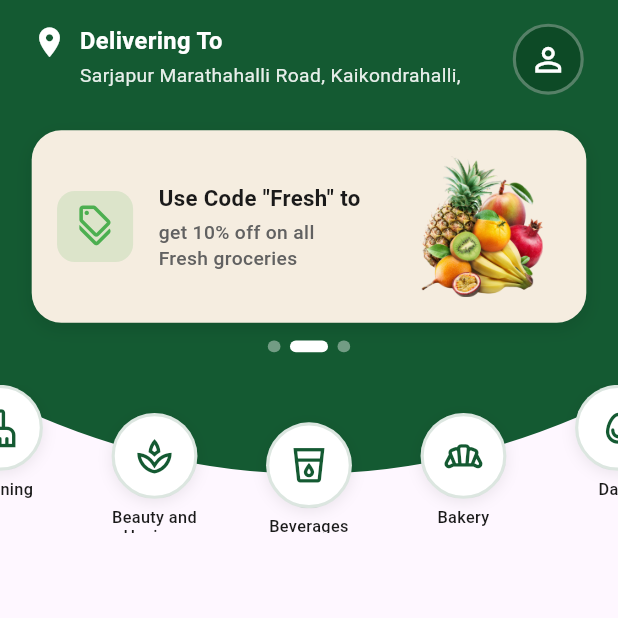
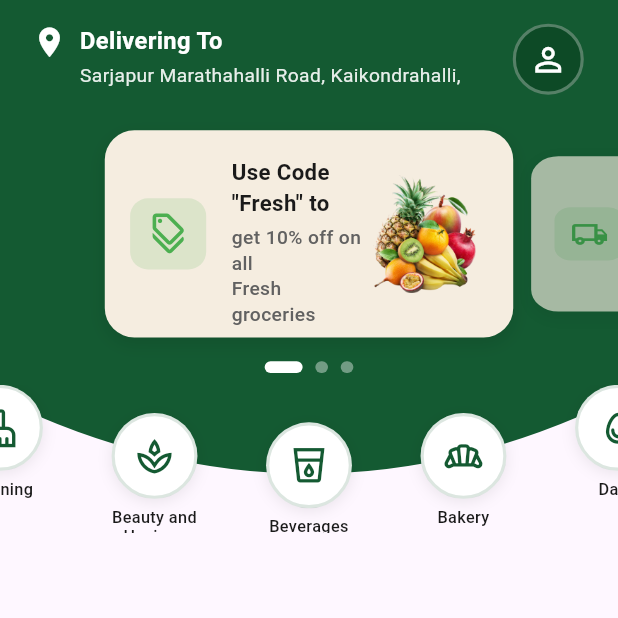
Before and after one commit to Abin56/iMart-Custmor-Application, a Flutter app: the screen it shows after launch, on a phone screen of 412 x 824 dp, the top half of it. Run offline on Flutter 3.47's test engine with Material 3 defaults, Android fonts, the phone set to English and light mode, and no system bars; our stand-ins replace cached_network_image, connectivity_plus, cookie_jar, dio, dio_cookie_manager, equatable and 20 more; missing offline and left inert: razorpay_flutter; accounts and stored records are empty; generated files the repository leaves out were written again.

Commit message:
first commit

```diff
--- a/lib/features/home/presentation/widgets/home_top_section_ui.dart
+++ b/lib/features/home/presentation/widgets/home_top_section_ui.dart
@@ -27,13 +27,10 @@ class HomeTopSectionUI extends StatelessWidget {
             // Layer 1: Green curved background
             _buildGreenBackground(),
 
-            // Layer 2: White curved section (creates wave effect)
-           //_buildWhiteCurvedBottom(),
-
-            // Layer 3: Content on green background
+            // Layer 2: Content on green background
             _buildTopContent(context),
 
-            // Layer 4: Category icons (overlapping green & white)
+            // Layer 3: Category icons (overlapping green & white)
             _buildCategoryIcons(),
           ],
         ),
@@ -52,22 +49,6 @@ class HomeTopSectionUI extends StatelessWidget {
     );
   }
 
-  /// White curved section at bottom (creates wave overlap effect)
-  Widget _buildWhiteCurvedBottom() {
-    return Positioned(
-      bottom: 0,
-      left: 0,
-      right: 0,
-      child: ClipPath(
-        clipper: _WhiteCurvedClipper(),
-        child: Container(
-          height: 120.h,
-          color: Colors.white,
-        ),
-      ),
-    );
-  }
-
   /// Top content (header, promo, indicator)
   Widget _buildTopContent(BuildContext context) {
     return Positioned(
@@ -81,9 +62,7 @@ class HomeTopSectionUI extends StatelessWidget {
             SizedBox(height: 16.h),
             _HeaderRow(),
             SizedBox(height: 24.h),
-            _PromoCard(),
-            SizedBox(height: 12.h),
-            _SliderIndicator(),
+            _PromoCardWithIndicator(),
           ],
         ),
       ),
@@ -113,11 +92,7 @@ class _HeaderRow extends StatelessWidget {
         crossAxisAlignment: CrossAxisAlignment.start,
         children: [
           // Location icon
-          Icon(
-            Icons.location_on,
-            color: Colors.white,
-            size: 24.sp,
-          ),
+          Icon(Icons.location_on, color: Colors.white, size: 24.sp),
           SizedBox(width: 8.w),
           // Address column
           Expanded(
@@ -159,11 +134,7 @@ class _HeaderRow extends StatelessWidget {
                 width: 2.w,
               ),
             ),
-            child: Icon(
-              Icons.person_outline,
-              color: Colors.white,
-              size: 26.sp,
-            ),
+            child: Icon(Icons.person_outline, color: Colors.white, size: 26.sp),
           ),
         ],
       ),
@@ -171,16 +142,117 @@ class _HeaderRow extends StatelessWidget {
   }
 }
 
-/// Promotional banner card
-class _PromoCard extends StatelessWidget {
+/// Promotional banner card with indicators combined
+class _PromoCardWithIndicator extends StatefulWidget {
+  @override
+  State<_PromoCardWithIndicator> createState() =>
+      _PromoCardWithIndicatorState();
+}
+
+class _PromoCardWithIndicatorState extends State<_PromoCardWithIndicator> {
+  late PageController _pageController;
+  double _currentPage = 0.0;
+
+  final List<_PromoBannerData> _banners = const [
+    _PromoBannerData(
+      title: 'Use Code "Fresh" to',
+      subtitle: 'get 10% off on all\nFresh groceries',
+      iconData: Icons.discount_outlined,
+      imagePath: 'assets/images/fruits.png',
+    ),
+    _PromoBannerData(
+      title: 'Free Delivery',
+      subtitle: 'on orders above\n₹299',
+      iconData: Icons.local_shipping_outlined,
+      imagePath: 'assets/images/trolley.png',
+    ),
+    _PromoBannerData(
+      title: 'Fresh Vegetables',
+      subtitle: 'Daily farm fresh\ndelivery',
+      iconData: Icons.eco_outlined,
+      imagePath: 'assets/images/fruits.png',
+    ),
+  ];
+
+  @override
+  void initState() {
+    super.initState();
+    _pageController = PageController(viewportFraction: 0.72);
+    _pageController.addListener(() {
+      setState(() {
+        _currentPage = _pageController.page ?? 0.0;
+      });
+    });
+  }
+
+  @override
+  void dispose() {
+    _pageController.dispose();
+    super.dispose();
+  }
+
   @override
   Widget build(BuildContext context) {
+    return Column(
+      children: [
+        SizedBox(
+          height: 140.h,
+          child: Padding(
+            padding: EdgeInsets.symmetric(horizontal: 16.w),
+
+            child: PageView.builder(
+              controller: _pageController,
+              itemCount: _banners.length,
+              clipBehavior: Clip.none,
+              itemBuilder: (context, index) {
+               final distance = (index - _currentPage).abs();
+                final scaleX = 1.0 - (distance * 0.08);
+                final scaleY = 1.0 - (distance * 0.25);
+                final opacity = (1.0 - distance * 0.35).clamp(0.6, 1.0);
+
+                return Transform.translate(
+                  offset: Offset((index - _currentPage) * 1.w, 0),
+                  child: Transform(
+                    alignment: Alignment.center,
+                    transform: Matrix4.diagonal3Values(scaleX, scaleY, 1.0),
+                    child: Opacity(
+                      opacity: opacity,
+                      child: _buildBanner(_banners[index]),
+                    ),
+                  ),
+                );
+              },
+            ),
+          ),
+        ),
+        SizedBox(height: 16.h),
+        Row(
+          mainAxisAlignment: MainAxisAlignment.center,
+          children: List.generate(_banners.length, (index) {
+            final isActive = _currentPage.round() == index;
+            return AnimatedContainer(
+              duration: const Duration(milliseconds: 300),
+              margin: EdgeInsets.symmetric(horizontal: 4.w),
+              width: isActive ? 24.w : 8.w,
+              height: 8.h,
+              decoration: BoxDecoration(
+                color: isActive
+                    ? Colors.white
+                    : Colors.white.withValues(alpha: 0.4),
+                borderRadius: BorderRadius.circular(4.r),
+              ),
+            );
+          }),
+        ),
+      ],
+    );
+  }
+
+  Widget _buildBanner(_PromoBannerData banner) {
     return Container(
-      margin: EdgeInsets.symmetric(horizontal: 20.w),
-      height: 130.h,
       padding: EdgeInsets.all(16.w),
       decoration: BoxDecoration(
-        color: const Color(0xFFF5EDE0), // Light cream/beige
+        color: const Color(0xFFF5EDE0),
         borderRadius: BorderRadius.circular(20.r),
         boxShadow: [
           BoxShadow(
@@ -192,7 +264,6 @@ class _PromoCard extends StatelessWidget {
       ),
       child: Row(
         children: [
-          // Left icon
           Container(
             width: 48.w,
             height: 48.h,
@@ -201,20 +272,19 @@ class _PromoCard extends StatelessWidget {
               borderRadius: BorderRadius.circular(12.r),
             ),
             child: Icon(
-              Icons.discount_outlined,
+              banner.iconData,
               color: const Color(0xFF4CAF50),
               size: 28.sp,
             ),
           ),
           SizedBox(width: 16.w),
-          // Promo text
           Expanded(
             child: Column(
               crossAxisAlignment: CrossAxisAlignment.start,
               mainAxisAlignment: MainAxisAlignment.center,
               children: [
                 Text(
-                  'Use Code "Fresh" to',
+                  banner.title,
                   style: TextStyle(
                     color: const Color(0xFF1A1A1A),
                     fontSize: 15.sp,
@@ -223,7 +293,7 @@ class _PromoCard extends StatelessWidget {
                 ),
                 SizedBox(height: 4.h),
                 Text(
-                  'get 10% off on all\nFresh groceries',
+                  banner.subtitle,
                   style: TextStyle(
                     color: Colors.grey.shade700,
                     fontSize: 13.sp,
@@ -234,17 +304,16 @@ class _PromoCard extends StatelessWidget {
               ],
             ),
           ),
-          // Right image
           Container(
-            width: 100.w,
-            height: 100.h,
+            width: 80.w,
+            height: 80.h,
             decoration: BoxDecoration(
               borderRadius: BorderRadius.circular(12.r),
             ),
             child: ClipRRect(
               borderRadius: BorderRadius.circular(12.r),
               child: Image.asset(
-                'assets/images/fruits.png',
+                banner.imagePath,
                 fit: BoxFit.contain,
                 errorBuilder: (context, error, stackTrace) {
                   return Container(
@@ -254,7 +323,7 @@ class _PromoCard extends StatelessWidget {
                     ),
                     child: Icon(
                       Icons.shopping_basket,
-                      size: 48.sp,
+                      size: 40.sp,
                       color: const Color(0xFF4CAF50),
                     ),
                   );
@@ -268,41 +337,19 @@ class _PromoCard extends StatelessWidget {
   }
 }
 
-/// Slider indicator dots
-class _SliderIndicator extends StatelessWidget {
-  @override
-  Widget build(BuildContext context) {
-    return Row(
-      mainAxisAlignment: MainAxisAlignment.center,
-      children: [
-        const _Dot(isActive: false),
-        SizedBox(width: 6.w),
-        const _Dot(isActive: true), // Active (center dot)
-        SizedBox(width: 6.w),
-        const _Dot(isActive: false),
-      ],
-    );
-  }
-}
+/// Promo banner data model
+class _PromoBannerData {
+  final String title;
+  final String subtitle;
+  final IconData iconData;
+  final String imagePath;
 
-/// Single indicator dot
-class _Dot extends StatelessWidget {
-  final bool isActive;
-
-  const _Dot({required this.isActive});
-
-  @override
-  Widget build(BuildContext context) {
-    return AnimatedContainer(
-      duration: const Duration(milliseconds: 300),
-      width: isActive ? 24.w : 8.w,
-      height: 8.h,
-      decoration: BoxDecoration(
-        color: isActive ? Colors.white : Colors.white.withValues(alpha: 0.4),
-        borderRadius: BorderRadius.circular(4.r),
-      ),
-    );
-  }
+  const _PromoBannerData({
+    required this.title,
+    required this.subtitle,
+    required this.iconData,
+    required this.imagePath,
+  });
 }
 
 /// Category carousel with rotary dial animation
@@ -362,7 +409,10 @@ class _CategoryCarouselState extends State<_CategoryCarousel>
 
     // Animate through categories - stop at a balanced middle position
     // Instead of going to the last icon, stop at index 4-5 for better balance
-    final double targetPosition = (_categories.length / 2) * _pageController.position.viewportDimension * 0.25;
+    final double targetPosition =
+        (_categories.length / 2) *
+        _pageController.position.viewportDimension *
+        0.25;
 
     await _pageController.animateTo(
       targetPosition,
@@ -401,7 +451,9 @@ class _CategoryCarouselState extends State<_CategoryCarousel>
       child: PageView.builder(
         controller: _pageController,
         itemCount: _categories.length,
-        physics: _autoRotating ? const NeverScrollableScrollPhysics() : const BouncingScrollPhysics(),
+        physics: _autoRotating
+            ? const NeverScrollableScrollPhysics()
+            : const BouncingScrollPhysics(),
         itemBuilder: (context, index) {
           return _buildCategoryIcon(index);
         },
@@ -447,8 +499,10 @@ class _CategoryCarouselState extends State<_CategoryCarousel>
     // difference 0 (center) → offset = +25 (push down into the dip)
     // difference 2+ (edges) → offset = 0 (stay at baseline)
     final double normalizedDiff = (difference / 2.0).clamp(0.0, 1.0);
-    final double curveValue = normalizedDiff * normalizedDiff; // x² gives parabolic shape
-    final double offset = curveDepth * (1 - curveValue); // Positive for center, 0 for edges
+    final double curveValue =
+        normalizedDiff * normalizedDiff; // x² gives parabolic shape
+    final double offset =
+        curveDepth * (1 - curveValue); // Positive for center, 0 for edges
 
     return offset;
   }
@@ -459,10 +513,7 @@ class CategoryData {
   final IconData icon;
   final String label;
 
-  const CategoryData({
-    required this.icon,
-    required this.label,
-  });
+  const CategoryData({required this.icon, required this.label});
 }
 
 /// Single category item
@@ -470,10 +521,7 @@ class _CategoryItem extends StatelessWidget {
   final IconData icon;
   final String label;
 
-  const _CategoryItem({
-    required this.icon,
-    required this.label,
-  });
+  const _CategoryItem({required this.icon, required this.label});
 
   @override
   Widget build(BuildContext context) {
@@ -499,11 +547,7 @@ class _CategoryItem extends StatelessWidget {
               ),
             ],
           ),
-          child: Icon(
-            icon,
-            color: const Color(0xFF145A32),
-            size: 28.sp,
-          ),
+          child: Icon(icon, color: const Color(0xFF145A32), size: 28.sp),
         ),
         SizedBox(height: 6.h),
         // Label
@@ -547,8 +591,10 @@ class _GreenCurvedClipper extends CustomClipper<Path> {
 
     // Smooth wide wave curve at bottom - single continuous bezier
     path.quadraticBezierTo(
-      width / 2, height + 50,  // Control point at center - creates gentle downward curve
-      0, height - 50,          // End point at left side
+      width / 2,
+      height + 50, // Control point at center - creates gentle downward curve
+      0,
+      height - 50, // End point at left side
     );
 
     // Left edge up
@@ -579,8 +625,10 @@ class _WhiteCurvedClipper extends CustomClipper<Path> {
 
     // Smooth wide wave curve at top - single continuous bezier (mirrors green)
     path.quadraticBezierTo(
-      width / 2, -60,  // Control point at center - creates gentle upward curve
-      width, 50,        // End point at right side
+      width / 2,
+      -60, // Control point at center - creates gentle upward curve
+      width,
+      50, // End point at right side
     );
 
     // Right edge down
```
Also changed, not shown: lib/home_test/image/image.png (deleted), lib/home_test/image/sliderimage.png (added).
